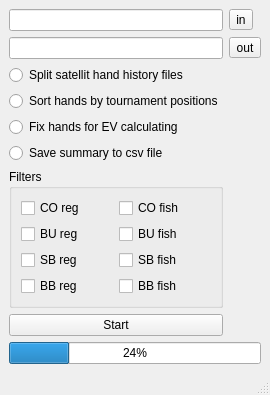
The window that form.ui (anton-ju/hand-filter) describes before a commit, drawn with Qt 5.
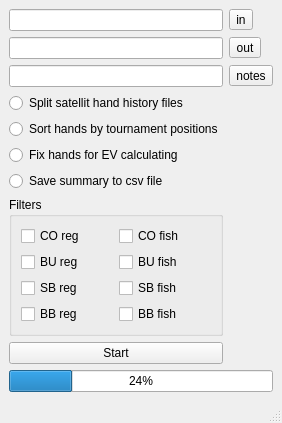
The same window after the commit.

```diff
--- a/form.ui
+++ b/form.ui
@@ -7,7 +7,7 @@
     <x>0</x>
     <y>0</y>
     <width>249</width>
-    <height>338</height>
+    <height>359</height>
    </rect>
   </property>
   <property name="windowTitle">
@@ -20,7 +20,7 @@
     </property>
     <item>
      <layout class="QGridLayout" name="gridLayout">
-      <item row="6" column="0">
+      <item row="7" column="0">
        <widget class="QRadioButton" name="radioSort">
         <property name="text">
          <string>Sort hands by tournament positions</string>
@@ -30,7 +30,7 @@
       <item row="0" column="0">
        <widget class="QLineEdit" name="lineEditInput"/>
       </item>
-      <item row="10" column="0">
+      <item row="11" column="0">
        <layout class="QHBoxLayout" name="horizontalLayout">
         <item>
          <widget class="QPushButton" name="pushButtonStart">
@@ -41,7 +41,7 @@
         </item>
        </layout>
       </item>
-      <item row="9" column="0">
+      <item row="10" column="0">
        <widget class="QGroupBox" name="groupBox">
         <property name="title">
          <string>Filters</string>
@@ -123,27 +123,37 @@
         </property>
        </widget>
       </item>
-      <item row="2" column="0">
+      <item row="3" column="0">
        <widget class="QRadioButton" name="radioSplit">
         <property name="text">
          <string>Split satellit hand history files</string>
         </property>
        </widget>
       </item>
-      <item row="7" column="0">
+      <item row="8" column="0">
        <widget class="QRadioButton" name="radioEv">
         <property name="text">
          <string>Fix hands for EV calculating</string>
         </property>
        </widget>
       </item>
-      <item row="8" column="0">
+      <item row="9" column="0">
        <widget class="QRadioButton" name="radioCsv">
         <property name="text">
          <string>Save summary to csv file</string>
         </property>
        </widget>
       </item>
+      <item row="2" column="0">
+       <widget class="QLineEdit" name="lineEditNotes"/>
+      </item>
+      <item row="2" column="1">
+       <widget class="QToolButton" name="toolButtonNotes">
+        <property name="text">
+         <string>notes</string>
+        </property>
+       </widget>
+      </item>
      </layout>
     </item>
     <item>
```
